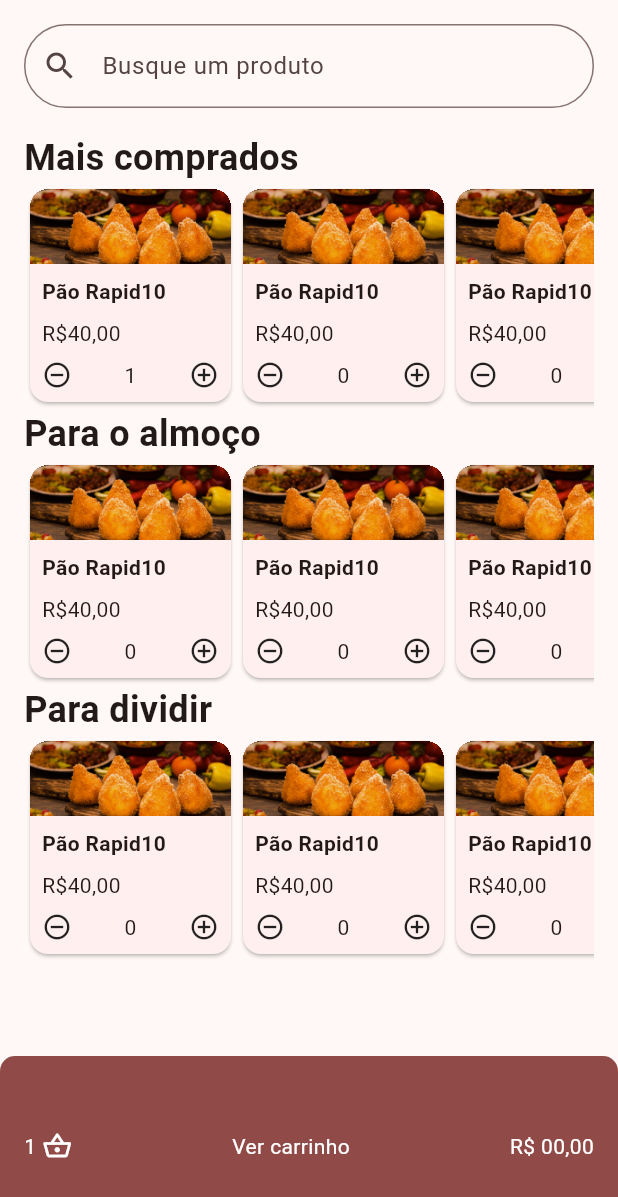
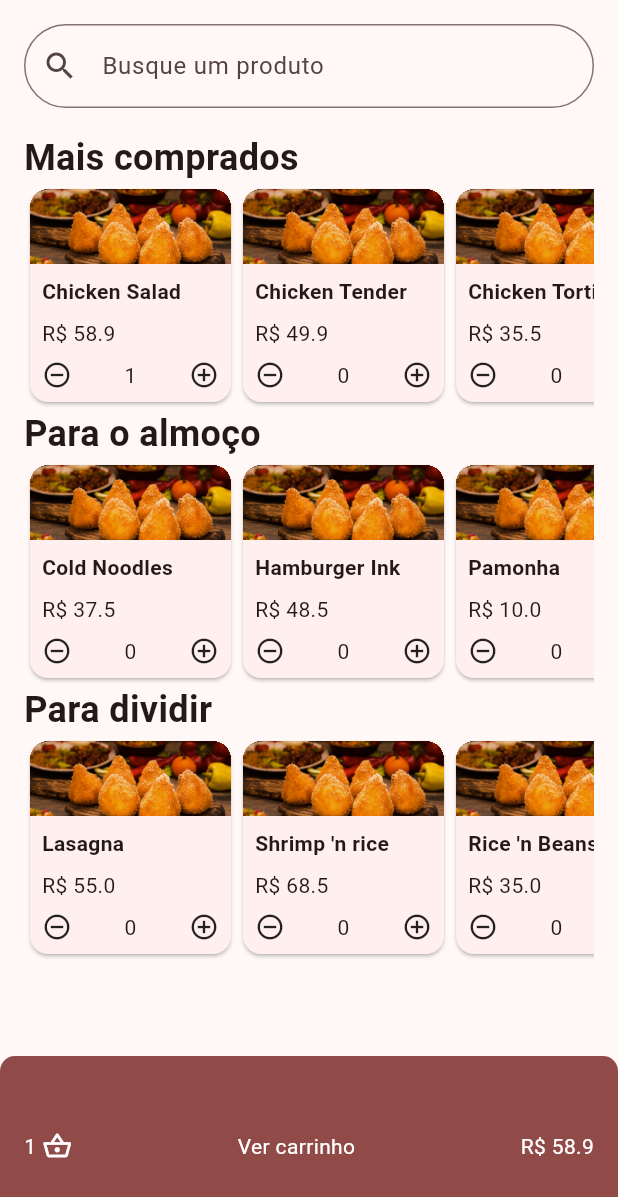
Before and after one commit to ikyrie/dev_panucci_delivery, a Flutter app: the screen it shows after launch, after a tap on the "add circle outline" icon, on a phone screen of 412 x 824 dp. Shown: the top 1197 px of the screen. Run offline on Flutter 3.47's test engine with Material 2 defaults, Android fonts, the phone set to English and light mode, and no system bars; our stand-ins replace flutter_mobx, mobx; generated files the repository leaves out were written again.

Commit message:
Montando a lógica de soma e de preenchimento das listas

```diff
--- /dev/null
+++ b/lib/cardapio.dart
@@ -0,0 +1,20 @@
+import 'package:panucci_delivery/models/item.dart';
+
+const String _imageInitialPath = "assets/images";
+const List<Item> todosOsItems = <Item>[
+  Item("Chicken Salad", "mais comprados" ,58.90 ,"$_imageInitialPath/chicken-salad.png",),
+  Item("Chicken Tender", "mais comprados", 49.90, "$_imageInitialPath/chicken-tender.png"),
+  Item("Cold Noodles", "para o almoço", 37.50, "$_imageInitialPath/cold-noodles.png"),
+  Item("Hamburger Ink", "para o almoço", 48.50, "$_imageInitialPath/hamburger-ink.png"),
+  Item("Lasagna", "para dividir", 55.00, "$_imageInitialPath/lasagna-bolognese.jpg"),
+  Item("Shrimp 'n rice", "para dividir", 68.50, "$_imageInitialPath/shrimp-n-rice.png"),
+  Item("Chicken Tortilla", "mais comprados", 35.50, "$_imageInitialPath/chicken-tortilla.png"),
+  Item("Coxinhas", "mais comprados", 15.00, "$_imageInitialPath/coxinhas.png"),
+  Item("Fish 'n Salsa", "mais comprados", 45.50, "$_imageInitialPath/fish-n-salsa.png"),
+  Item("Pamonha", "para o almoço", 10.00, "$_imageInitialPath/pamonha.png"),
+  Item("Penne au sugo", "para o almoço", 25.00, "$_imageInitialPath/penne-au-sugo.png"),
+  Item("Rice 'n Beans", "para dividir", 35.00, "$_imageInitialPath/rice-n-beans.jpg"),
+  Item("Spagetti", "para dividir", 20.00, "$_imageInitialPath/spagetti.png"),
+  Item("Steak Veggies", "mais comprados", 68.00, "$_imageInitialPath/steak-veggies.png"),
+  Item("Tapioca Taco", "mais comprados", 25.00, "$_imageInitialPath/tapioca-taco.jpg"),
+];
--- a/lib/components/cartao.dart
+++ b/lib/components/cartao.dart
@@ -1,8 +1,11 @@
 import 'package:flutter/material.dart';
 import 'package:panucci_delivery/components/contador.dart';
 
+import '../models/item.dart';
+
 class Cartao extends StatelessWidget {
-const Cartao({ Key? key }) : super(key: key);
+const Cartao({ Key? key, required this.item }) : super(key: key);
+final Item item;
 
   @override
   Widget build(BuildContext context){
@@ -26,13 +29,13 @@ const Cartao({ Key? key }) : super(key: key);
                 children: <Widget>[
                   Padding(
                     padding: EdgeInsets.only(bottom: 8.0),
-                    child: Text("Pão Rapid10", style: TextStyle(fontWeight: FontWeight.w600),),
+                    child: Text(item.nome, style: TextStyle(fontWeight: FontWeight.w600),),
                   ),
                   Padding(
                     padding: EdgeInsets.only(bottom: 8.0),
-                    child: Text("R\$40,00"),
+                    child: Text("R\$ ${item.preco}"),
                   ),
-                  Contador(),
+                  Contador(item: item),
                 ],
               ),
             ),
--- a/lib/components/contador.dart
+++ b/lib/components/contador.dart
@@ -4,9 +4,12 @@ import 'package:panucci_delivery/store/carrinho_store.dart';
 import 'package:panucci_delivery/store/item_store.dart';
 import 'package:provider/provider.dart';
 
+import '../models/item.dart';
+
 class Contador extends StatelessWidget {
-Contador({ Key? key }) : super(key: key);
+Contador({ Key? key, required this.item }) : super(key: key);
 final ItemStore itemStore = ItemStore();
+final Item item;
 
   @override
   Widget build(BuildContext context){
@@ -20,7 +23,7 @@ final ItemStore itemStore = ItemStore();
             onTap: () {
                 if(itemStore.carrinhoCounter > 0) {
                   itemStore.removerItem();
-                  carrinhoStore.removeFromBasket();
+                  carrinhoStore.removeFromBasket(item);
                 }
             },
             child: const Icon(Icons.remove_circle_outline, size: 20,),
@@ -30,7 +33,7 @@ final ItemStore itemStore = ItemStore();
             borderRadius: BorderRadius.circular(20),
             onTap: () {
                 itemStore.adicionarItem();
-                carrinhoStore.addToBasket();
+                carrinhoStore.addToBasket(item);
             },
             child: const Icon(Icons.add_circle_outline, size: 20,),
           ),
--- a/lib/components/item_list.dart
+++ b/lib/components/item_list.dart
@@ -1,10 +1,13 @@
 import 'package:flutter/material.dart';
+import 'package:panucci_delivery/cardapio.dart';
 
+import '../models/item.dart';
 import 'cartao.dart';
 
 class ItemList extends StatelessWidget {
   const ItemList({Key? key, required this.categoria}) : super(key: key);
   final String categoria;
+  final List<Item> cardapio = todosOsItems;
 
   @override
   Widget build(BuildContext context) {
@@ -13,11 +16,15 @@ class ItemList extends StatelessWidget {
       child: ConstrainedBox(
         constraints: const BoxConstraints(maxHeight: 150),
         child: ListView.builder(
-          itemBuilder: (index, context) {
-            return const Cartao();
+          itemBuilder: (context, index) {
+            if(cardapio[index].categoria == categoria) {
+              return Cartao(item: cardapio[index]);
+            } else {
+              return Container();
+            }
           },
           scrollDirection: Axis.horizontal,
-          itemCount: 10,
+          itemCount: cardapio.length,
         ),
       ),
     );
--- a/lib/models/item.dart
+++ b/lib/models/item.dart
@@ -1,8 +1,9 @@
 class Item {
-  const Item( this.nome, this.categoria, this.preco );
+  const Item( this.nome, this.categoria, this.preco, this.uri );
 
   final String nome;
   final String categoria;
+  final String uri;
   final double preco;
 
 }
--- a/lib/screens/home.dart
+++ b/lib/screens/home.dart
@@ -28,19 +28,15 @@ class Home extends StatelessWidget {
             const SliverToBoxAdapter(
                 child: CategoriaText(titulo: "Para o almoço")),
             SliverToBoxAdapter(
-              child: ItemList(
-                categoria: "para o almoço",
-              ),
+              child: ItemList(categoria: "para o almoço"),
             ),
             const SliverToBoxAdapter(
                 child: CategoriaText(titulo: "Para dividir")),
             SliverToBoxAdapter(
-              child: ItemList(
-                categoria: "para dividir",
-              ),
+              child: ItemList(categoria: "para dividir"),
             ),
             Observer(builder: (_) =>
-            carrinhoStore.emptyBasket ? SliverFillRemaining(
+            !carrinhoStore.emptyBasket ? SliverFillRemaining(
               hasScrollBody: false,
               child: Align(
                 alignment: Alignment.bottomCenter,
@@ -60,7 +56,7 @@ class Home extends StatelessWidget {
                               Padding(
                                 padding: const EdgeInsets.only(right: 4.0),
                                 child: Text(
-                                  carrinhoStore.totalInBasket.toString(),
+                                  carrinhoStore.totalItemsInBasket.toString(),
                                   style: TextStyle(
                                       color: Theme.of(context)
                                           .colorScheme
@@ -82,7 +78,7 @@ class Home extends StatelessWidget {
                                     Theme.of(context).colorScheme.onPrimary),
                           ),
                           Text(
-                            "R\$ 00,00",
+                            "R\$ ${carrinhoStore.totalCost}",
                             style: TextStyle(
                                 color:
                                     Theme.of(context).colorScheme.onPrimary),
--- a/lib/store/carrinho_store.dart
+++ b/lib/store/carrinho_store.dart
@@ -1,4 +1,5 @@
 import 'package:mobx/mobx.dart';
+import 'package:panucci_delivery/models/item.dart';
 
 part 'carrinho_store.g.dart';
 
@@ -7,19 +8,48 @@ class CarrinhoStore = _CarrinhoStore with _$CarrinhoStore;
 abstract class _CarrinhoStore with Store {
 
   @observable
-  int totalInBasket = 0;
+  List<Item> itemsInBasket = <Item>[];
 
-  @computed
-  bool get emptyBasket => totalInBasket > 0;
+  @observable
+  double totalCost = 0;
 
-  @action
-  void addToBasket() {
-    totalInBasket++;
+  @observable
+  int totalItemsInBasket = 0;
+
+  @observable
+  bool emptyBasket = true;
+
+  void updateBasketState() {
+    emptyBasket = itemsInBasket.isEmpty;
   }
 
   @action
-  void removeFromBasket() {
-    totalInBasket--;
+  void addToBasket(Item item) {
+    itemsInBasket.add(item);
+    updateTotalItemsInBasket();
+    updateBasketState();
+    updateTotalCost();
+  }
+
+  @action
+  void removeFromBasket(Item item) {
+    itemsInBasket.remove(item);
+    updateTotalItemsInBasket();
+    updateBasketState();
+    updateTotalCost();
+  }
+
+  @action
+  void updateTotalItemsInBasket() {
+    totalItemsInBasket = itemsInBasket.length;
+  }
+
+  @action
+  void updateTotalCost() {
+    totalCost = 0;
+    for (var i = 0; i < itemsInBasket.length; i++) {
+      totalCost += itemsInBasket[i].preco;
+    }
   }
 
 }
```
Also changed, not shown: lib/store/carrinho_store.g.dart.
